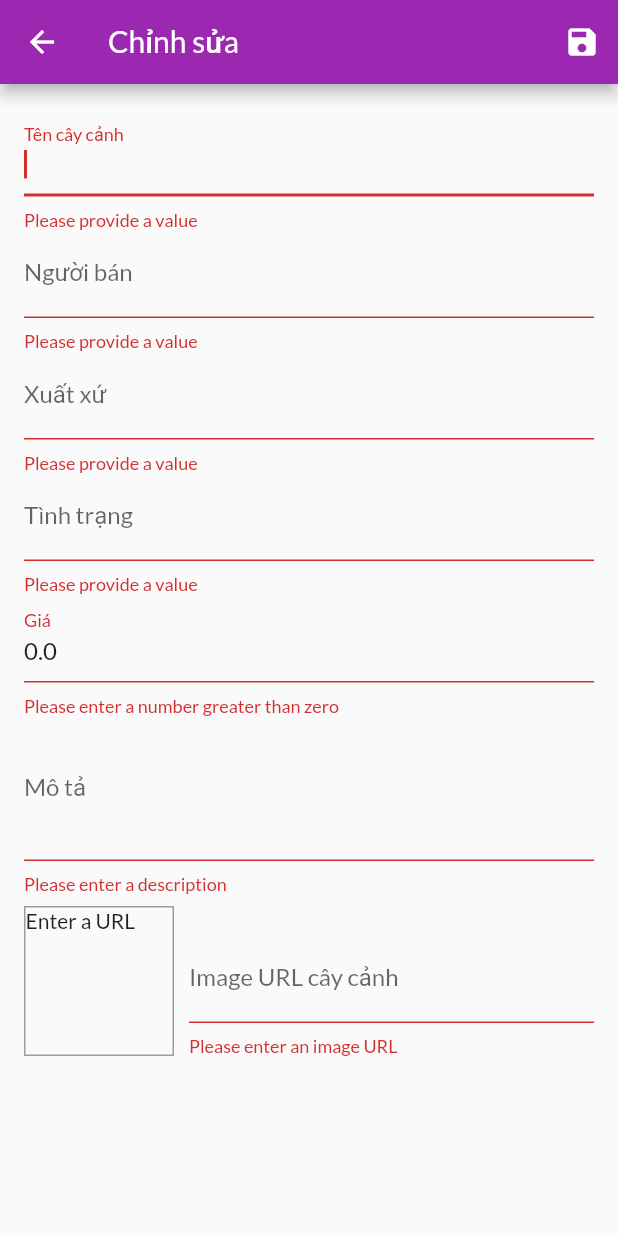
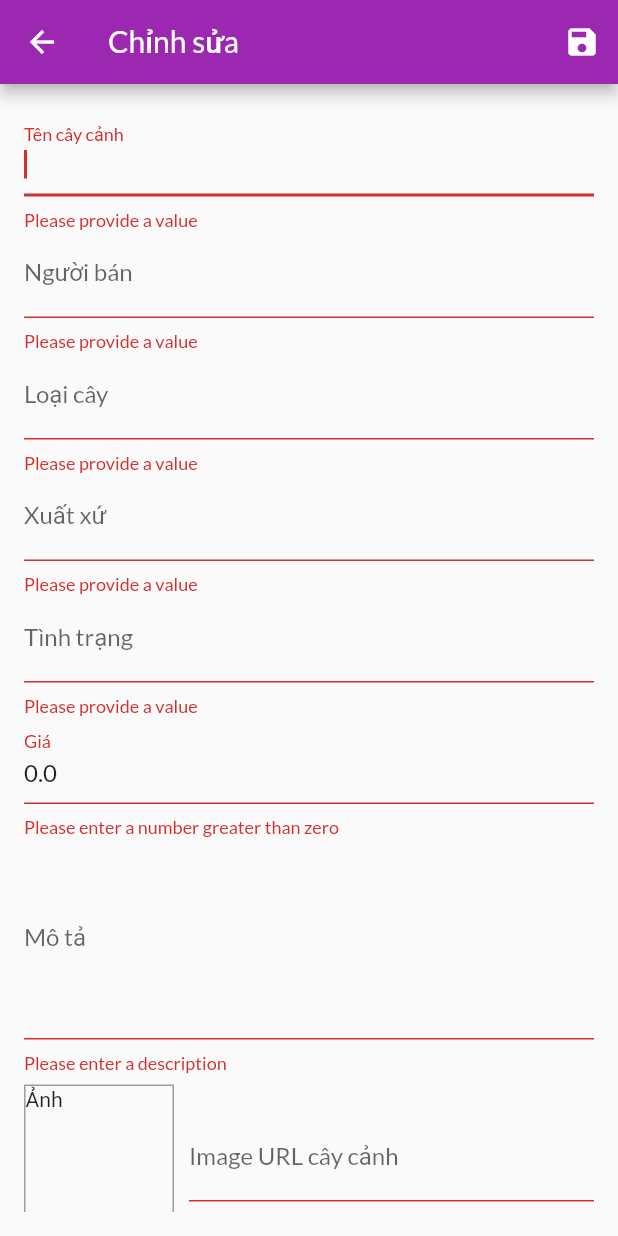
Before and after one commit to thnhtra2001/shopcaycanh, a Flutter app: the EditProductScreen screen opened by its route, after a tap on the "save" icon, on a phone screen of 412 x 824 dp. Run offline on Flutter 3.47's test engine with Material 2 defaults, Android fonts, the phone set to English and light mode, and no system bars; our stand-ins replace bubble, flutter_dotenv, flutter_speed_dial, shared_preferences, sprintf; missing offline and left inert: flutter_zalopay_sdk; accounts and stored records are empty.

Commit message:
update admin

```diff
--- a/lib/models/product.dart
+++ b/lib/models/product.dart
@@ -9,6 +9,7 @@ class Product {
   late final String owner;
   late final String origin;
   late final String status;
+  late final String type;
   final ValueNotifier<bool> _isFavorite;
 
   Product({
@@ -20,6 +21,7 @@ class Product {
     required this.owner,
     required this.origin,
     required this.status,
+    required this.type,
     isFavorite = false,
   }) : _isFavorite = ValueNotifier(isFavorite);
 
@@ -44,6 +46,7 @@ class Product {
     String? owner,
     String? origin,
     String? status,
+    String? type,
     bool? isFavorite,
   }) {
     return Product(
@@ -55,6 +58,7 @@ class Product {
         owner: owner ?? this.owner,
         origin: origin ?? this.origin,
         status: status ?? this.status,
+        type: type ?? this.type,
         isFavorite: isFavorite ?? this.isFavorite,
         );
   }
@@ -69,6 +73,7 @@ class Product {
       'owner': owner,
       'origin': origin,
       'status': status,
+      'type' : type,
       'isFavorite': isFavorite,
     };
   }
@@ -83,6 +88,7 @@ class Product {
       owner: json['owner'],
       origin: json['origin'],
       status: json['status'],
+      type: json['type'],
       isFavorite: json['isFavorite'],
     );
   }
--- a/lib/ui/admin/edit_product_screen.dart
+++ b/lib/ui/admin/edit_product_screen.dart
@@ -24,7 +24,8 @@ class EditProductScreen extends StatefulWidget {
         imageUrl: '',
         owner: '',
         origin: '',
-        status: ''
+        status: '',
+        type: ''
       );
     } else {
       this.product = product;
@@ -124,6 +125,7 @@ class _EditProductScreenState extends State<EditProductScreen> {
                   children: <Widget>[
                     buildTitleField(),
                     buildOwnerField(),
+                    buildTypeField(),
                     buildOriginField(),
                     buildStatusField(),
                     buildPriceField(),
@@ -168,6 +170,24 @@ class _EditProductScreenState extends State<EditProductScreen> {
       },
       onSaved: (value) {
         _editedProduct = _editedProduct.copyWith(owner: value);
+      },
+    );
+  }
+
+      TextFormField buildTypeField() {
+    return TextFormField(
+      initialValue: _editedProduct.type,
+      decoration: const InputDecoration(labelText: 'Loại cây'),
+      textInputAction: TextInputAction.next,
+      autofocus: true,
+      validator: (value) {
+        if (value!.isEmpty) {
+          return 'Please provide a value';
+        }
+        return null;
+      },
+      onSaved: (value) {
+        _editedProduct = _editedProduct.copyWith(type: value);
       },
     );
   }
@@ -235,7 +255,7 @@ class _EditProductScreenState extends State<EditProductScreen> {
     return TextFormField(
       initialValue: _editedProduct.description,
       decoration: const InputDecoration(labelText: 'Mô tả'),
-      maxLines: 3,
+      maxLines: 5,
       keyboardType: TextInputType.multiline,
       validator: (value) {
         if (value!.isEmpty) {
@@ -270,7 +290,7 @@ class _EditProductScreenState extends State<EditProductScreen> {
             ),
           ),
           child: _imageUrlController.text.isEmpty
-              ? const Text('Enter a URL')
+              ? const Text('Ảnh')
               : FittedBox(
                   child: Image.network(
                     _imageUrlController.text,
--- a/lib/ui/chatbot_rasa_ai/chatbot_rasa_ai.dart
+++ b/lib/ui/chatbot_rasa_ai/chatbot_rasa_ai.dart
@@ -18,7 +18,7 @@ class _ChatbotScreen1State extends State<ChatbotScreen1> {
   List<Map> _message = [];
   Future<void> _sendMessage(String message) async {
     final http.Response response = await http.post(
-      Uri.parse('https://5dc3-14-173-247-118.ngrok.io/webhooks/rest/webhook'),
+      Uri.parse('https://22ff-113-170-50-109.ngrok.io/webhooks/rest/webhook'),
       headers: <String, String>{
         'Content-Type': 'application/json; charset=UTF-8'
       },
```
